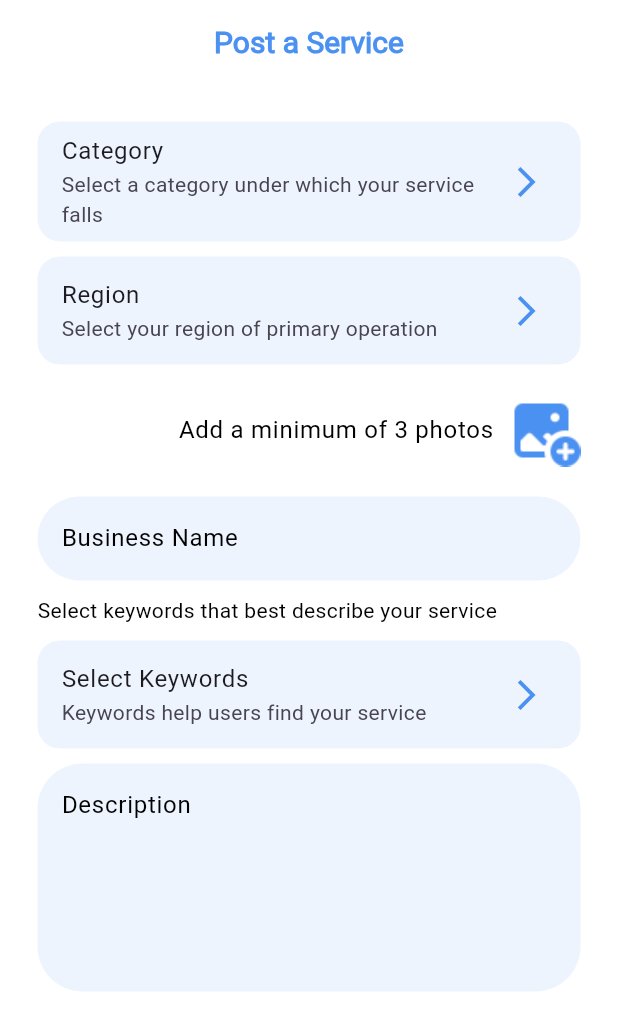
After one commit to StormGear/assist_mobile, a Flutter app: the PostService screen opened by its route, on a phone screen of 412 x 824 dp. The commit adds this screen. Shown: the top 1030 px of the screen. Run offline on Flutter 3.47's test engine with Material 3 defaults, Android fonts, the light colour scheme and no system bars; our stand-ins replace easy_localization, firebase_core, flutter_svg, gap, get, shared_preferences; missing offline and left inert: cuberto_bottom_bar; accounts and stored records are empty.

Commit message:
added post service screen

```diff
--- a/lib/features/postings/post.dart
+++ b/lib/features/postings/post.dart
@@ -20,7 +20,11 @@ class Post extends StatelessWidget {
           //   'You can also view the services that are available on Assist and request for them.',
           //   style: Theme.of(context).textTheme.bodyMedium,
           // ),
-          Column(
+          GestureDetector(
+            onTap: () {
+              Navigator.pushNamed(context, '/post-service');
+            },
+            child: Column(
               children: [
                 Container(
                   width: 100,
@@ -43,6 +47,7 @@ class Post extends StatelessWidget {
                   style: Theme.of(context).textTheme.bodyMedium,
                 )
               ],
+            ),
           ),
           Gap(70),
           Column(
--- /dev/null
+++ b/lib/features/postings/post_service.dart
@@ -0,0 +1,123 @@
+import 'package:assist/common_widgets/constants/colors.dart';
+import 'package:flutter/material.dart';
+import 'package:gap/gap.dart';
+
+class PostService extends StatefulWidget {
+  const PostService({super.key});
+
+  @override
+  State<PostService> createState() => _PostServiceState();
+}
+
+class _PostServiceState extends State<PostService> {
+  @override
+  Widget build(BuildContext context) {
+    return Scaffold(
+      appBar: AppBar(
+        backgroundColor: Colors.transparent,
+        title: Text(
+          "Post a Service",
+          style: TextStyle(
+              color: primaryColor,
+              fontSize: Theme.of(context).textTheme.headlineSmall!.fontSize,
+              fontWeight: FontWeight.bold),
+        ),
+        automaticallyImplyLeading: false,
+      ),
+      body: SingleChildScrollView(
+        child: Padding(
+          padding: const EdgeInsets.all(15),
+          child: Column(
+            children: <Widget>[
+              Gap(10),
+              Padding(
+                padding: const EdgeInsets.only(left: 10, right: 10),
+                child: ListTile(
+                  title: Text('Category'),
+                  subtitle:
+                      Text("Select a category under which your service falls"),
+                  trailing: Icon(Icons.arrow_forward_ios, color: primaryColor),
+                  tileColor: primaryColor.withOpacity(0.1),
+                  shape: RoundedRectangleBorder(
+                      borderRadius: BorderRadius.all(Radius.circular(15))),
+                ),
+              ),
+              Gap(10),
+              Padding(
+                padding: const EdgeInsets.only(left: 10, right: 10),
+                child: ListTile(
+                  title: Text('Region'),
+                  subtitle: Text("Select your region of primary operation"),
+                  trailing: Icon(Icons.arrow_forward_ios, color: primaryColor),
+                  tileColor: primaryColor.withOpacity(0.1),
+                  shape: RoundedRectangleBorder(
+                      borderRadius: BorderRadius.all(Radius.circular(15))),
+                ),
+              ),
+              Gap(20),
+              Padding(
+                padding: const EdgeInsets.only(left: 10, right: 10),
+                child: Row(
+                  mainAxisAlignment: MainAxisAlignment.end,
+                  mainAxisSize: MainAxisSize.max,
+                  children: [
+                    Text(
+                      "Add a minimum of 3 photos",
+                      style: Theme.of(context).textTheme.bodyLarge,
+                    ),
+                    Gap(10),
+                    Image.asset('assets/images/postings/add_photo.png'),
+                  ],
+                ),
+              ),
+              Gap(20),
+              Padding(
+                padding: const EdgeInsets.only(left: 10, right: 10),
+                child: TextField(
+                  decoration: InputDecoration(
+                    fillColor: primaryColor.withOpacity(0.1),
+                    hintText: 'Business Name',
+                    hintStyle: Theme.of(context).textTheme.bodyLarge,
+                  ),
+                ),
+              ),
+              Gap(10),
+              Padding(
+                padding: const EdgeInsets.only(left: 10, right: 10),
+                child: Row(
+                  children: [
+                    Text('Select keywords that best describe your service'),
+                  ],
+                ),
+              ),
+              Gap(10),
+              Padding(
+                padding: const EdgeInsets.only(left: 10, right: 10),
+                child: ListTile(
+                  title: Text('Select Keywords'),
+                  subtitle: Text("Keywords help users find your service"),
+                  trailing: Icon(Icons.arrow_forward_ios, color: primaryColor),
+                  tileColor: primaryColor.withOpacity(0.1),
+                  shape: RoundedRectangleBorder(
+                      borderRadius: BorderRadius.all(Radius.circular(15))),
+                ),
+              ),
+              Gap(10),
+              Padding(
+                padding: const EdgeInsets.only(left: 10, right: 10),
+                child: TextField(
+                  maxLines: 5,
+                  decoration: InputDecoration(
+                    fillColor: primaryColor.withOpacity(0.1),
+                    hintText: 'Description',
+                    hintStyle: Theme.of(context).textTheme.bodyLarge,
+                  ),
+                ),
+              ),
+            ],
+          ),
+        ),
+      ),
+    );
+  }
+}
--- a/lib/routes/page_routes.dart
+++ b/lib/routes/page_routes.dart
@@ -1,4 +1,5 @@
 import 'package:assist/features/home/screens/setup.dart';
+import 'package:assist/features/postings/post_service.dart';
 import 'package:assist/features/search/search.dart';
 import 'package:assist/features/welcome/screens/welcome.dart';
 import 'package:assist/features/onboarding/onboarding.dart';
@@ -15,6 +16,7 @@ final List<GetPage<dynamic>> appRoutes = [
   GetPage(name: '/signin', page: () => const SignIn()),
   GetPage(name: '/home', page: () => const Setup()),
   GetPage(name: '/search', page: () => const Search()),
+  GetPage(name: '/post-service', page: () => const PostService()),
 ];
 
 /// `openingRoutes` represents routes to the initial screens of the application.
--- a/pubspec.yaml
+++ b/pubspec.yaml
@@ -45,6 +45,7 @@ dependencies:
     sdk: flutter
   intl: ^0.19.0
   gap: ^3.0.1
+  fluttertoast: ^8.2.8
 
 dev_dependencies:
   flutter_test:
@@ -78,6 +79,7 @@ flutter:
     - assets/translations/
     - assets/images/signin/
     - assets/images/settings/
+    - assets/images/postings/
 
   # An image asset can refer to one or more resolution-specific "variants", see
   # https://flutter.dev/to/resolution-aware-images
```
Also changed, not shown: assets/images/postings/add_photo.png (added), pubspec.lock. Lines whose indentation alone changed are shown as unchanged.
